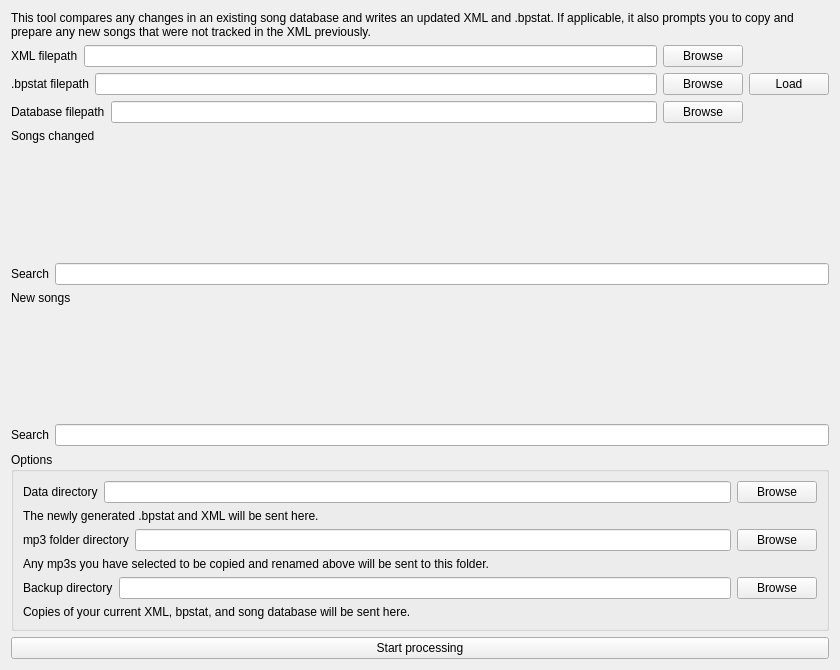
lgactna/bpsync, file std_sync.ui: the form before one commit.
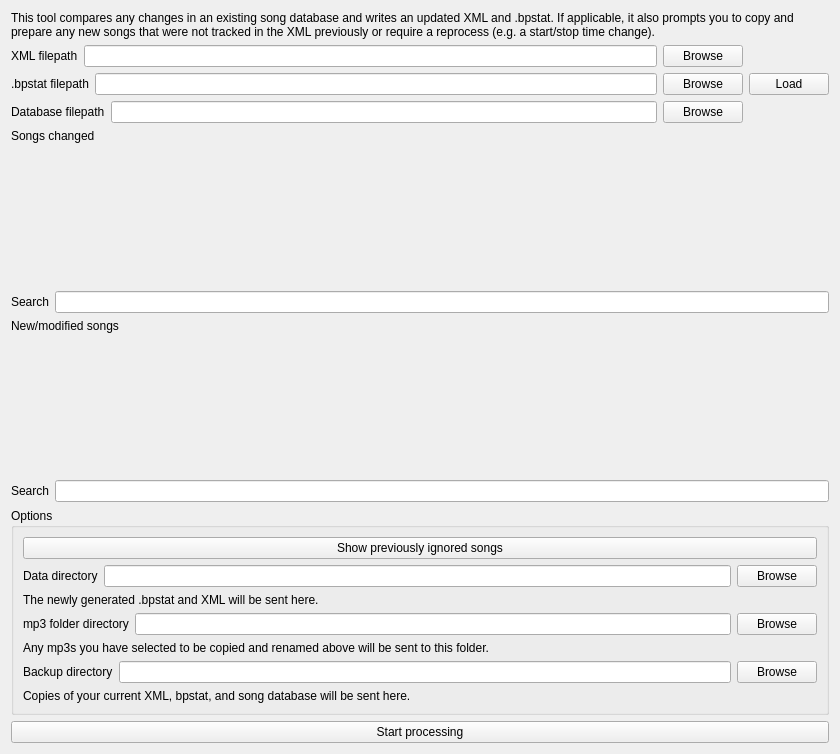
The form after the commit. Custom widgets are drawn as their Qt base class.

```diff
--- a/std_sync.ui
+++ b/std_sync.ui
@@ -7,7 +7,7 @@
     <x>0</x>
     <y>0</y>
     <width>840</width>
-    <height>670</height>
+    <height>754</height>
    </rect>
   </property>
   <property name="windowTitle">
@@ -17,7 +17,7 @@
    <item>
     <widget class="QLabel" name="label_2">
      <property name="text">
-      <string>This tool compares any changes in an existing song database and writes an updated XML and .bpstat. If applicable, it also prompts you to copy and prepare any new songs that were not tracked in the XML previously.</string>
+      <string>This tool compares any changes in an existing song database and writes an updated XML and .bpstat. If applicable, it also prompts you to copy and prepare any new songs that were not tracked in the XML previously or require a reprocess (e.g. a start/stop time change).</string>
      </property>
      <property name="wordWrap">
       <bool>true</bool>
@@ -136,7 +136,7 @@
    <item>
     <widget class="QLabel" name="label_11">
      <property name="text">
-      <string>New songs</string>
+      <string>New/modified songs</string>
      </property>
     </widget>
    </item>
@@ -170,6 +170,13 @@
       <string>Options</string>
      </property>
      <layout class="QVBoxLayout" name="verticalLayout_2">
+      <item>
+       <widget class="QPushButton" name="pushButton">
+        <property name="text">
+         <string>Show previously ignored songs</string>
+        </property>
+       </widget>
+      </item>
       <item>
        <layout class="QHBoxLayout" name="horizontalLayout_3">
         <item>
```
